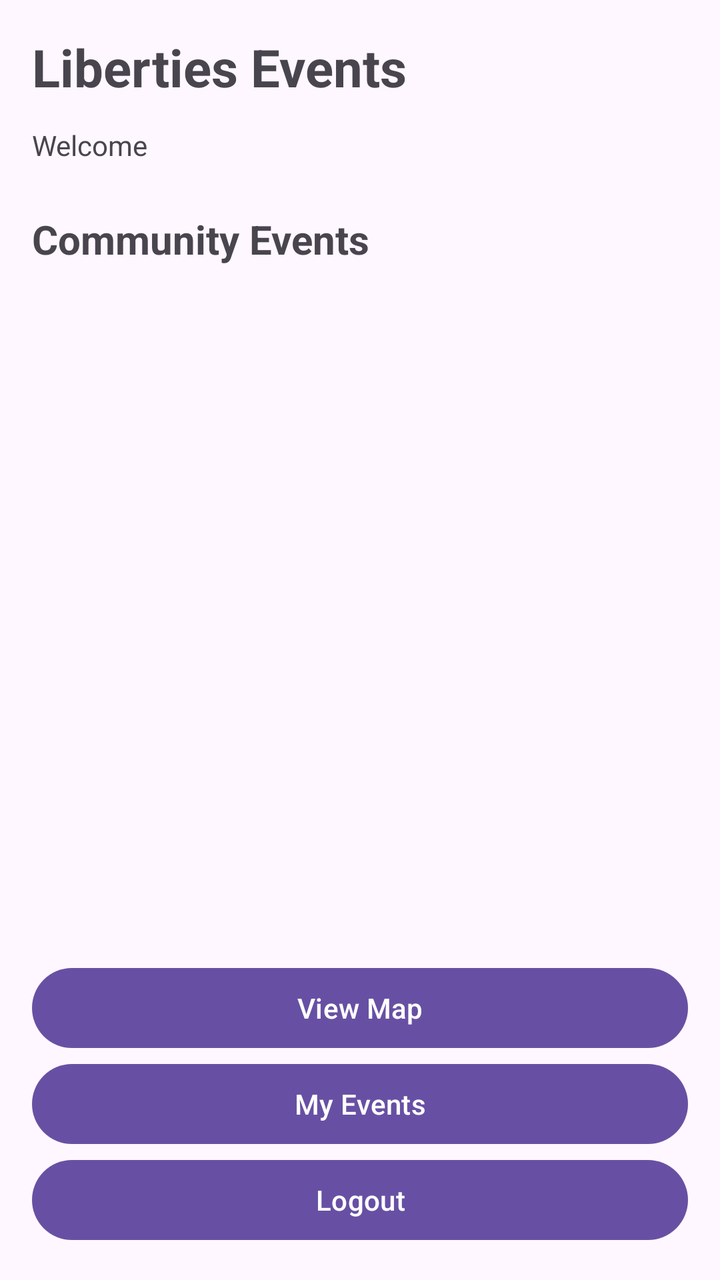
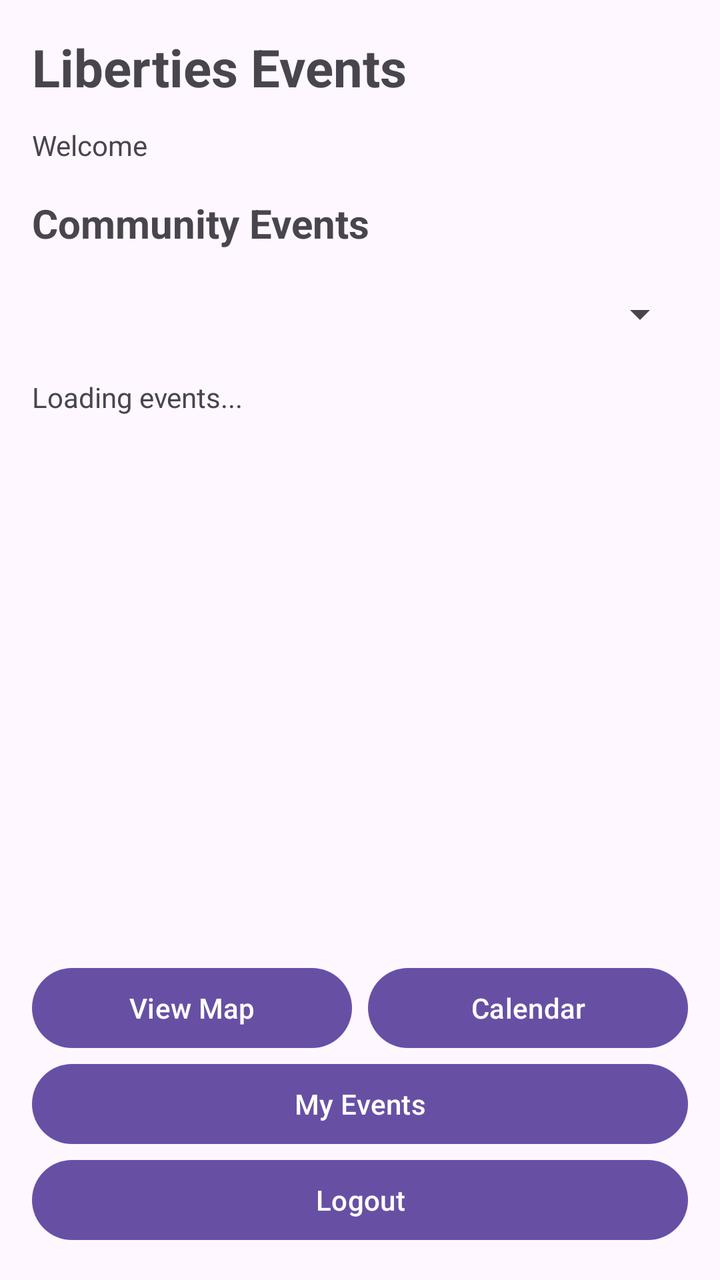

Compare the two renders of this Android layout. The source of the first and the diff that turns it into the second are given below.
<!-- AndroidManifest.xml: application theme Theme.LibertiesEvents -->
<!-- res/layout/activity_main.xml -->
<?xml version="1.0" encoding="utf-8"?>
<LinearLayout xmlns:android="http://schemas.android.com/apk/res/android"
    android:layout_width="match_parent"
    android:layout_height="match_parent"
    android:orientation="vertical"
    android:padding="16dp">

    
    <TextView
        android:layout_width="match_parent"
        android:layout_height="wrap_content"
        android:text="Liberties Events"
        android:textSize="26sp"
        android:textStyle="bold"
        android:layout_marginBottom="12dp" />

    
    <TextView
        android:id="@+id/welcomeText"
        android:layout_width="match_parent"
        android:layout_height="wrap_content"
        android:text="Welcome"
        android:textSize="14sp"
        android:layout_marginBottom="24dp" />

    
    <TextView
        android:layout_width="match_parent"
        android:layout_height="wrap_content"
        android:text="Community Events"
        android:textSize="20sp"
        android:textStyle="bold"
        android:layout_marginBottom="12dp" />

    
    <ListView
        android:id="@+id/listEvents"
        android:layout_width="match_parent"
        android:layout_height="0dp"
        android:layout_weight="1"
        android:dividerHeight="8dp" />

    
    <Button
        android:id="@+id/buttonAddEvent"
        android:layout_width="match_parent"
        android:layout_height="wrap_content"
        android:text="Add New Event"
        android:onClick="addEventClick"
        android:visibility="gone" />

    
    <Button
        android:id="@+id/buttonMap"
        android:layout_width="match_parent"
        android:layout_height="wrap_content"
        android:text="View Map"
        android:onClick="mapClick" />

    
    <Button
        android:id="@+id/buttonMyEvents"
        android:layout_width="match_parent"
        android:layout_height="wrap_content"
        android:text="My Events"
        android:onClick="myEventsClick" />

    
    <Button
        android:id="@+id/buttonLogout"
        android:layout_width="match_parent"
        android:layout_height="wrap_content"
        android:text="Logout"
        android:onClick="logoutClick" />

</LinearLayout>
<!-- resources referenced by this layout -->
<resources>
  <style name="Theme.LibertiesEvents" parent="Base.Theme.LibertiesEvents" />
  <style name="Base.Theme.LibertiesEvents" parent="Theme.Material3.DayNight.NoActionBar">
          
          
      </style>
</resources>

<!-- the commit's change to res/layout/activity_main.xml (unified diff, before → after) -->
@@ -21,7 +21,7 @@
         android:layout_height="wrap_content"
         android:text="Welcome"
         android:textSize="14sp"
-        android:layout_marginBottom="24dp" />
+        android:layout_marginBottom="16dp" />
 
     
     <TextView
@@ -30,7 +30,23 @@
         android:text="Community Events"
         android:textSize="20sp"
         android:textStyle="bold"
-        android:layout_marginBottom="12dp" />
+        android:layout_marginBottom="8dp" />
+
+    
+    <Spinner
+        android:id="@+id/spinnerCategory"
+        android:layout_width="match_parent"
+        android:layout_height="48dp"
+        android:layout_marginBottom="8dp" />
+
+    
+    <TextView
+        android:id="@+id/textEventCount"
+        android:layout_width="match_parent"
+        android:layout_height="wrap_content"
+        android:text="Loading events..."
+        android:textSize="14sp"
+        android:layout_marginBottom="8dp" />
 
     
     <ListView
@@ -50,12 +66,30 @@
         android:visibility="gone" />
 
     
-    <Button
-        android:id="@+id/buttonMap"
+    <LinearLayout
         android:layout_width="match_parent"
         android:layout_height="wrap_content"
-        android:text="View Map"
-        android:onClick="mapClick" />
+        android:orientation="horizontal">
+
+        <Button
+            android:id="@+id/buttonMap"
+            android:layout_width="0dp"
+            android:layout_height="wrap_content"
+            android:layout_weight="1"
+            android:text="View Map"
+            android:onClick="mapClick"
+            android:layout_marginEnd="4dp" />
+
+        <Button
+            android:id="@+id/buttonCalendar"
+            android:layout_width="0dp"
+            android:layout_height="wrap_content"
+            android:layout_weight="1"
+            android:text="Calendar"
+            android:onClick="calendarClick"
+            android:layout_marginStart="4dp" />
+
+    </LinearLayout>
 
     
     <Button
